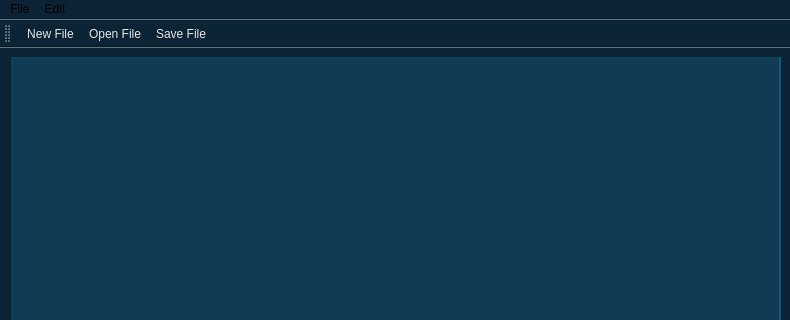
Old version of the form mainwindow.ui in the repository i-saw-sparks/Notypad; both pictures show x 0 to 790 and y 0 to 320 of the 790 by 701 pixel window.
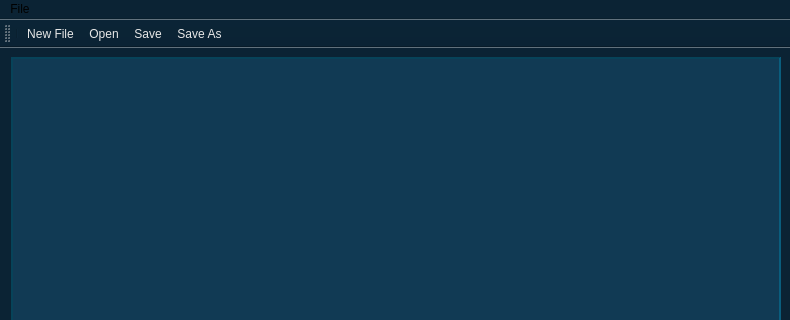
New version of the form. Icons and pictures are not drawn.

What changed in the file:
```diff
--- a/mainwindow.ui
+++ b/mainwindow.ui
@@ -40,9 +40,9 @@
      <colorrole role="Light">
       <brush brushstyle="SolidPattern">
        <color alpha="255">
-        <red>170</red>
-        <green>170</green>
-        <blue>0</blue>
+        <red>255</red>
+        <green>255</green>
+        <blue>255</blue>
        </color>
       </brush>
      </colorrole>
@@ -159,9 +159,9 @@
      <colorrole role="Light">
       <brush brushstyle="SolidPattern">
        <color alpha="255">
-        <red>170</red>
-        <green>170</green>
-        <blue>0</blue>
+        <red>255</red>
+        <green>255</green>
+        <blue>255</blue>
        </color>
       </brush>
      </colorrole>
@@ -278,9 +278,9 @@
      <colorrole role="Light">
       <brush brushstyle="SolidPattern">
        <color alpha="255">
-        <red>170</red>
-        <green>170</green>
-        <blue>0</blue>
+        <red>255</red>
+        <green>255</green>
+        <blue>255</blue>
        </color>
       </brush>
      </colorrole>
@@ -1038,14 +1038,11 @@
     <addaction name="actionNew_File"/>
     <addaction name="actionOpen_File"/>
     <addaction name="actionSave_File"/>
-   </widget>
-   <widget class="QMenu" name="menuEdit">
-    <property name="title">
-     <string>Edit</string>
-    </property>
+    <addaction name="actionSaveAs"/>
+    <addaction name="separator"/>
+    <addaction name="actionSettings"/>
    </widget>
    <addaction name="menuFile"/>
-   <addaction name="menuEdit"/>
   </widget>
   <widget class="QStatusBar" name="statusbar"/>
   <widget class="QToolBar" name="toolBar">
@@ -1111,6 +1108,7 @@
    <addaction name="actionNew_File"/>
    <addaction name="actionOpen_File"/>
    <addaction name="actionSave_File"/>
+   <addaction name="actionSaveAs"/>
   </widget>
   <action name="actionNew_File">
    <property name="icon">
@@ -1127,7 +1125,10 @@
      <normaloff>:/pngs/Resources/Open_file_Icon.png</normaloff>:/pngs/Resources/Open_file_Icon.png</iconset>
    </property>
    <property name="text">
-    <string>Open File</string>
+    <string>Open</string>
+   </property>
+   <property name="shortcut">
+    <string>Ctrl+O</string>
    </property>
   </action>
   <action name="actionSave_File">
@@ -1136,7 +1137,31 @@
      <normaloff>:/pngs/Resources/Save_Icon.png</normaloff>:/pngs/Resources/Save_Icon.png</iconset>
    </property>
    <property name="text">
-    <string>Save File</string>
+    <string>Save</string>
+   </property>
+   <property name="shortcut">
+    <string>Ctrl+S</string>
+   </property>
+  </action>
+  <action name="actionSettings">
+   <property name="icon">
+    <iconset resource="icons.qrc">
+     <normaloff>:/pngs/Resources/Settings_Icons.png</normaloff>:/pngs/Resources/Settings_Icons.png</iconset>
+   </property>
+   <property name="text">
+    <string>Settings</string>
+   </property>
+  </action>
+  <action name="actionSaveAs">
+   <property name="icon">
+    <iconset resource="icons.qrc">
+     <normaloff>:/pngs/Resources/Save_as_Icon.png</normaloff>:/pngs/Resources/Save_as_Icon.png</iconset>
+   </property>
+   <property name="text">
+    <string>Save As</string>
+   </property>
+   <property name="shortcut">
+    <string>Ctrl+Shift+S</string>
    </property>
   </action>
  </widget>
```
Left out of the diff: 39 changed lines with no effect on the pictures.
